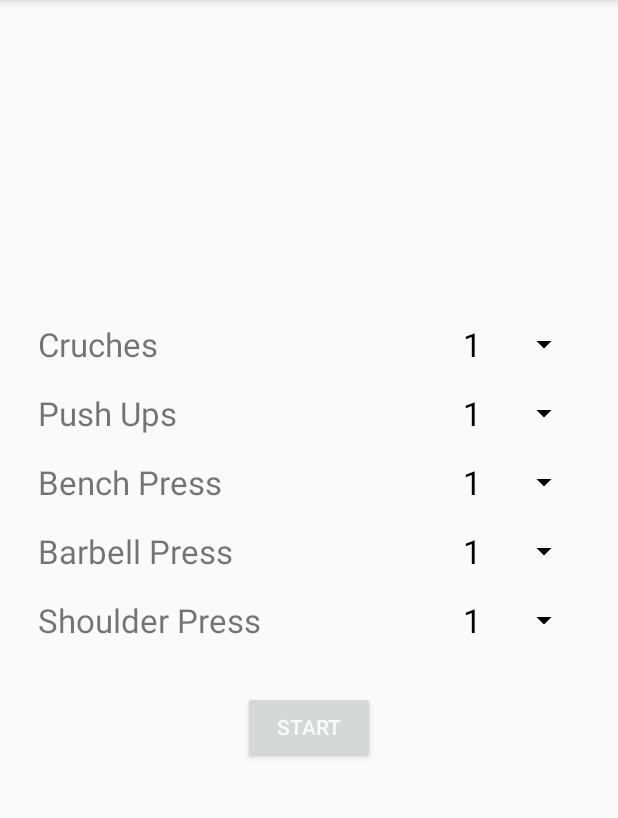
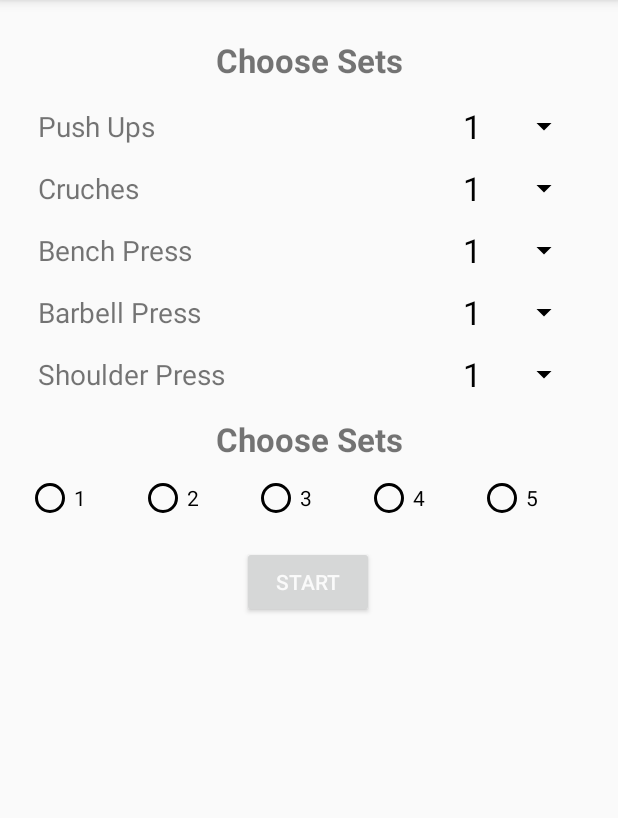
Before and after one commit to ZainAli-art/LCO-Home-Workout, an Android app: the screen it shows after launch (MainActivity), on a phone screen of 412 x 824 dp, the part 84-902 px from its top. Run offline under Robolectric (Android 15) with nearby library versions, the phone set to English and light mode, and no system bars.

Commit message:
added cycles to workout life cycle and fixed a few bugs

```diff
--- a/app/src/main/java/com/example/android/lcohomeworkout/ChooseWorkoutFragment.java
+++ b/app/src/main/java/com/example/android/lcohomeworkout/ChooseWorkoutFragment.java
@@ -1,9 +1,7 @@
 package com.example.android.lcohomeworkout;
 
 import android.os.Bundle;
-import android.widget.ArrayAdapter;
-import android.widget.Button;
-import android.widget.Spinner;
+import android.widget.*;
 import androidx.annotation.NonNull;
 import androidx.annotation.Nullable;
 import androidx.fragment.app.Fragment;
@@ -15,12 +13,15 @@ import androidx.navigation.NavController;
 import androidx.navigation.Navigation;
 
 public class ChooseWorkoutFragment extends Fragment implements View.OnClickListener {
+    private View rootView;
+
     private Spinner pushUpsSpinner;
     private Spinner crunchesSpinner;
     private Spinner benchPressSpinner;
     private Spinner barbellCurlSpinner;
     private Spinner shoulderPressSpinner;
     private Button startButton;
+    private RadioGroup radioGroup;
 
     private WorkoutViewModel viewModel;
 
@@ -39,12 +40,14 @@ public class ChooseWorkoutFragment extends Fragment implements View.OnClickListe
     @Override
     public void onViewCreated(@NonNull View view, @Nullable Bundle savedInstanceState) {
         super.onViewCreated(view, savedInstanceState);
+        rootView = view;
 
         pushUpsSpinner = view.findViewById(R.id.pushUpsSpinner);
         crunchesSpinner = view.findViewById(R.id.cruchesSpinner);
         benchPressSpinner = view.findViewById(R.id.benchPressSpinner);
         barbellCurlSpinner = view.findViewById(R.id.barbellCurlSpinner);
         shoulderPressSpinner = view.findViewById(R.id.shoulderPressSpinner);
+        radioGroup = view.findViewById(R.id.radioGroup);
         startButton = view.findViewById(R.id.startButton);
 
         viewModel = new ViewModelProvider(requireActivity()).get(WorkoutViewModel.class);
@@ -65,7 +68,9 @@ public class ChooseWorkoutFragment extends Fragment implements View.OnClickListe
     @Override
     public void onClick(View v) {
         if (v.getId() == R.id.startButton) {
-            viewModel.setWorkoutSession(new Workout.SessionBuilder()
+            RadioButton radioButton = rootView.findViewById(radioGroup.getCheckedRadioButtonId());
+
+            viewModel.setWorkoutSession(new Workout.SessionBuilder(Integer.parseInt(radioButton.getText().toString()))
                     .addPushUpsOfSets(Integer.parseInt(pushUpsSpinner.getSelectedItem().toString()))
                     .addCrunchesOfSets(Integer.parseInt(crunchesSpinner.getSelectedItem().toString()))
                     .addBenchPressOfSets(Integer.parseInt(benchPressSpinner.getSelectedItem().toString()))
--- a/app/src/main/java/com/example/android/lcohomeworkout/Workout.java
+++ b/app/src/main/java/com/example/android/lcohomeworkout/Workout.java
@@ -4,13 +4,13 @@ import java.util.ArrayList;
 import java.util.List;
 
 public abstract class Workout {
-    public static long PUSH_UPS_DURATION = 10000;
-    public static long CRUNCHES_DURATION = 10000;
-    public static long BENCH_PRESS_DURATION = 10000;
-    public static long BARBELL_CURL_DURATION = 10000;
-    public static long SHOULDER_PRESS_DURATION = 10000;
-    public static long REST_DURATION = 10000;
-    public static long WORKOUT_FINISHED_DURATION = 10000;
+    public static long PUSH_UPS_DURATION = 5000;
+    public static long CRUNCHES_DURATION = 5000;
+    public static long BENCH_PRESS_DURATION = 5000;
+    public static long BARBELL_CURL_DURATION = 5000;
+    public static long SHOULDER_PRESS_DURATION = 5000;
+    public static long REST_DURATION = 5000;
+    public static long WORKOUT_FINISHED_DURATION = 5000;
 
     private long duration;
     private String name;
@@ -36,8 +36,10 @@ public abstract class Workout {
 
     public static class SessionBuilder {
         List<Workout> workoutSession;
+        private int cycles;
 
-        public SessionBuilder() {
+        public SessionBuilder(int cycles) {
+            this.cycles = cycles;
             workoutSession = new ArrayList<>();
         }
 
@@ -86,6 +88,12 @@ public abstract class Workout {
         }
 
         public List<Workout> build() {
+            List<Workout> temp = workoutSession;
+            workoutSession = new ArrayList<>();
+            for (int i = 0; i < cycles; i++)
+                for (Workout workout : temp)
+                    workoutSession.add(workout);
+
             workoutSession.add(new WorkoutFinished());
             return workoutSession;
         }
--- a/app/src/main/res/layout/fragment_choose_workout.xml
+++ b/app/src/main/res/layout/fragment_choose_workout.xml
@@ -9,42 +9,41 @@
     <TextView
             android:text="@string/push_ups"
             app:autoSizeTextType="uniform"
-            android:layout_width="150dp"
-            android:layout_height="30dp"
+            android:layout_width="130dp"
+            android:layout_height="25dp" android:id="@+id/textView4"
+            app:layout_constraintStart_toStartOf="parent"
+            android:layout_marginStart="24dp"
+            app:layout_constraintTop_toBottomOf="@+id/textView3" android:layout_marginTop="16dp"/>
+    <TextView
+            android:text="@string/crunches"
+            app:autoSizeTextType="uniform"
+            android:layout_width="130dp"
+            android:layout_height="25dp"
             android:id="@+id/workoutTimerText"
             app:layout_constraintStart_toStartOf="parent"
             android:layout_marginStart="24dp" android:layout_marginTop="16dp"
             app:layout_constraintTop_toBottomOf="@+id/textView4"/>
     <TextView
-            android:text="@string/crunches"
-            app:autoSizeTextType="uniform"
-            android:layout_width="150dp"
-            android:layout_height="30dp" android:id="@+id/textView4"
-            app:layout_constraintStart_toStartOf="parent"
-            android:layout_marginStart="24dp"
-            app:layout_constraintTop_toTopOf="parent" app:layout_constraintBottom_toBottomOf="parent"
-            app:layout_constraintVertical_bias="0.29000002"/>
-    <TextView
             android:text="@string/bench_press"
             app:autoSizeTextType="uniform"
-            android:layout_width="150dp"
-            android:layout_height="30dp" android:id="@+id/textView5"
+            android:layout_width="130dp"
+            android:layout_height="25dp" android:id="@+id/textView5"
             app:layout_constraintStart_toStartOf="parent"
             android:layout_marginStart="24dp" android:layout_marginTop="16dp"
             app:layout_constraintTop_toBottomOf="@+id/workoutTimerText"/>
     <TextView
             android:text="@string/barbell_press"
             app:autoSizeTextType="uniform"
-            android:layout_width="150dp"
-            android:layout_height="30dp" android:id="@+id/textView6"
+            android:layout_width="130dp"
+            android:layout_height="25dp" android:id="@+id/textView6"
             app:layout_constraintStart_toStartOf="parent"
             android:layout_marginStart="24dp" android:layout_marginTop="16dp"
             app:layout_constraintTop_toBottomOf="@+id/textView5"/>
     <TextView
             android:text="@string/shoulder_press"
             app:autoSizeTextType="uniform"
-            android:layout_width="150dp"
-            android:layout_height="30dp" android:id="@+id/textView7"
+            android:layout_width="130dp"
+            android:layout_height="25dp" android:id="@+id/textView7"
             app:layout_constraintStart_toStartOf="parent"
             android:layout_marginStart="24dp" android:layout_marginTop="16dp"
             app:layout_constraintTop_toBottomOf="@+id/textView6"/>
@@ -83,7 +82,60 @@
             android:text="@string/start"
             android:layout_width="wrap_content"
             android:layout_height="wrap_content" android:id="@+id/startButton"
-            android:layout_marginTop="32dp"
-            app:layout_constraintTop_toBottomOf="@+id/textView7" app:layout_constraintEnd_toEndOf="parent"
-            app:layout_constraintStart_toStartOf="parent"/>
+            app:layout_constraintEnd_toEndOf="parent"
+            app:layout_constraintStart_toStartOf="parent" app:layout_constraintHorizontal_bias="0.498"
+            app:layout_constraintTop_toBottomOf="@id/radioGroup" android:layout_marginTop="16dp"/>
+    <RadioGroup
+            android:layout_width="0dp"
+            android:layout_height="wrap_content"
+            android:orientation="horizontal"
+            android:gravity="center"
+            app:layout_constraintEnd_toEndOf="parent" app:layout_constraintStart_toStartOf="parent"
+            app:layout_constraintTop_toBottomOf="@+id/textView2" android:layout_marginTop="8dp"
+            android:id="@+id/radioGroup" android:layout_marginEnd="16dp" android:layout_marginStart="16dp">
+
+        <RadioButton android:layout_width="wrap_content"
+                     android:layout_height="wrap_content"
+                     android:layout_weight="1"
+                     android:text="1"/>
+        <RadioButton android:layout_width="wrap_content"
+                     android:layout_height="wrap_content"
+                     android:layout_weight="1"
+                     android:text="2"/>
+        <RadioButton android:layout_width="wrap_content"
+                     android:layout_height="wrap_content"
+                     android:layout_weight="1"
+                     android:text="3"/>
+        <RadioButton android:layout_width="wrap_content"
+                     android:layout_height="wrap_content"
+                     android:layout_weight="1"
+                     android:text="4"/>
+        <RadioButton android:layout_width="wrap_content"
+                     android:layout_height="wrap_content"
+                     android:layout_weight="1"
+                     android:text="5"/>
+
+    </RadioGroup>
+    <TextView
+            android:text="@string/choose_sets"
+            android:gravity="center"
+            android:textStyle="bold"
+            android:height="30dp"
+            android:width="180dp"
+            app:autoSizeTextType="uniform"
+            android:layout_width="wrap_content"
+            android:layout_height="wrap_content" android:id="@+id/textView2"
+            app:layout_constraintEnd_toEndOf="parent" app:layout_constraintStart_toStartOf="parent"
+            app:layout_constraintTop_toBottomOf="@+id/textView7" android:layout_marginTop="16dp"/>
+    <TextView
+            android:text="@string/choose_sets"
+            android:gravity="center"
+            android:textStyle="bold"
+            android:height="30dp"
+            android:width="180dp"
+            app:autoSizeTextType="uniform"
+            android:layout_width="wrap_content"
+            android:layout_height="wrap_content" android:id="@+id/textView3"
+            app:layout_constraintEnd_toEndOf="parent" app:layout_constraintStart_toStartOf="parent"
+            app:layout_constraintTop_toTopOf="parent" android:layout_marginTop="24dp"/>
 </androidx.constraintlayout.widget.ConstraintLayout>
--- a/app/src/main/res/values/strings.xml
+++ b/app/src/main/res/values/strings.xml
@@ -1,5 +1,6 @@
 <resources>
     <string name="app_name">LCO Home Workout</string>
+    <string name="choose_sets">Choose Sets</string>
     <string name="push_ups">Push Ups</string>
     <string name="crunches">Cruches</string>
     <string name="bench_press">Bench Press</string>
@@ -12,6 +13,7 @@
     <string name="default_time">00:00</string>
     <string name="congrats">Congratulations!</string>
     <string name="finish">Finish</string>
+    <string name="choose_cycles">Choose Cycles</string>
 
     <!-- TODO: Remove or change this placeholder text -->
     <string name="hello_blank_fragment">Hello blank fragment</string>
```
